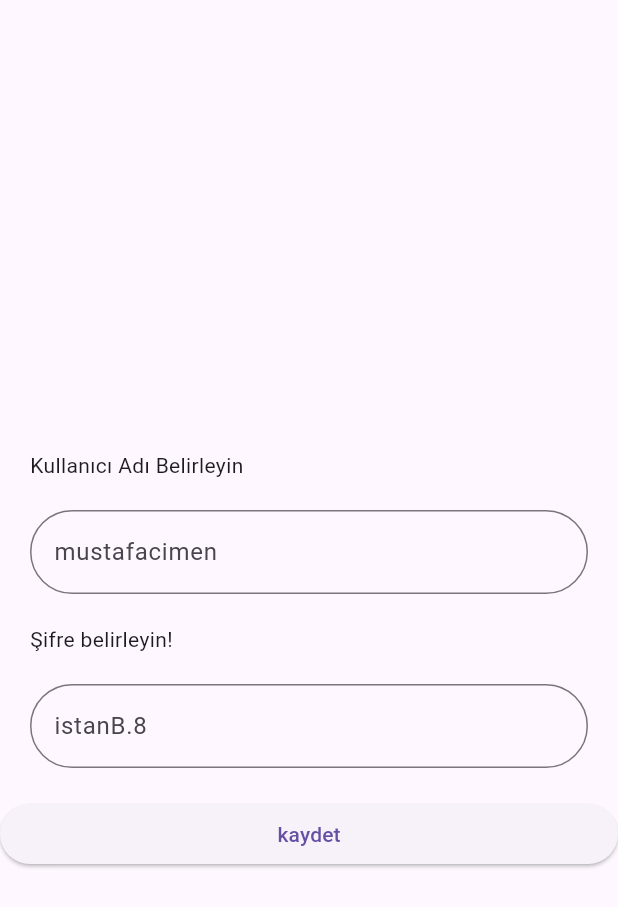
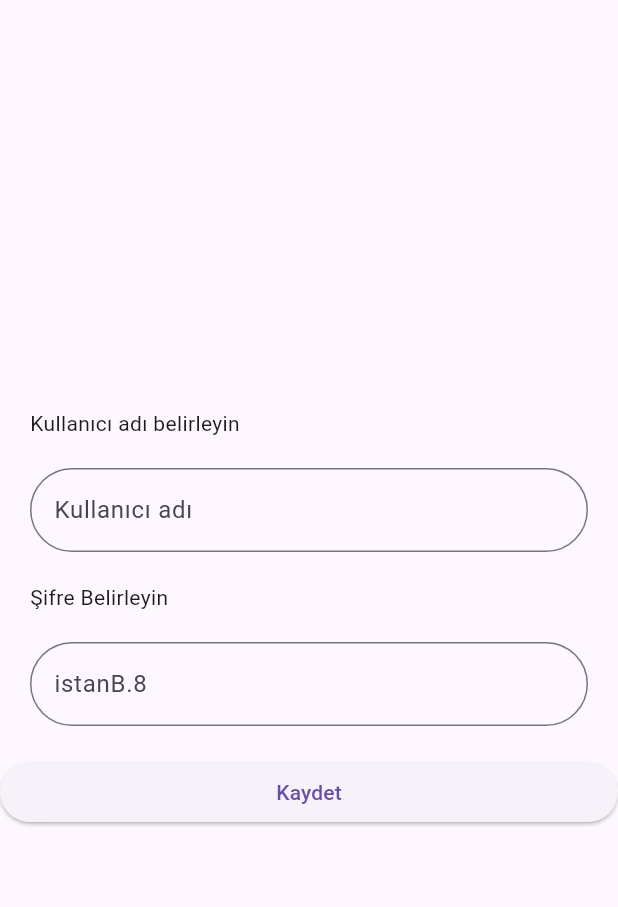
Before and after one commit to Demirzekk/future_basic_examples, a Flutter app: the screen it shows after launch, on a phone screen of 412 x 824 dp. Shown: the top 907 px of the screen. Run offline on Flutter 3.47's test engine with Material 3 defaults, Android fonts, the light colour scheme and no system bars; our stand-ins replace shared_preferences; accounts and stored records are empty.

Commit message:
17 şubat

```diff
--- /dev/null
+++ b/lib/init/constants/app_data.dart
@@ -0,0 +1,10 @@
+import '../enum/app_enum.dart';
+
+Map<ValidationKey, dynamic> validationKey = {
+  ValidationKey.userNameExample: "Kullanıcı adı belirleyin",
+  ValidationKey.passWordKey: "Şifre Belirleyin",
+  ValidationKey.userNameWord: "Kullanıcı adı",
+  ValidationKey.passWordExample: "istanB.8",
+  ValidationKey.passEnter: "Şifre belirleyin",
+  ValidationKey.save: "Kaydet",
+};
--- a/lib/init/enum/app_enum.dart
+++ b/lib/init/enum/app_enum.dart
@@ -4,7 +4,7 @@ enum UserNameStatusEnum {
   userNameMaxChar,
   userNameNotSpecialChar,
   smallChar,
-  maybeContainNum,
+  isStartWithNum,
   userNameBetweenSpace
 }
 
@@ -17,7 +17,7 @@ enum PassStatusEnum {
   passNotEmpty
 }
 
-
-
+enum StatusEnum { idle, waiting, success, failure, timeOut }
+enum ValidationKey { userNameExample, userNameWord, passWordExample,passEnter, passWordKey, save }
 
 enum AssetsImageEnum { loading }
--- a/lib/init/model/user_model.dart
+++ b/lib/init/model/user_model.dart
@@ -1,6 +1,7 @@
 
 
-import '../extension/extensions.dart';
+import '../enum/app_enum.dart';
+
 
 const String userPicture = "https://picsum.photos/1200";
 
--- a/lib/page/future_example3.dart
+++ b/lib/page/future_example3.dart
@@ -5,6 +5,7 @@ import 'dart:developer';
 import 'package:flutter/material.dart';
 
 import '../init/constants/url_constants.dart';
+import '../init/enum/app_enum.dart';
 import '../init/extension/extensions.dart';
 import '../init/model/user_model.dart';
 
--- a/lib/page/future_example4.dart
+++ b/lib/page/future_example4.dart
@@ -1,6 +1,7 @@
 import 'package:flutter/material.dart';
 import 'package:future_basic_examples/init/extension/extensions.dart';
 
+import '../init/constants/app_data.dart';
 import '../init/custom_widgets/custom_text_field_pass.dart';
 import '../init/enum/app_enum.dart';
 
@@ -24,41 +25,10 @@ class _PassWordPageState extends State<PassWordPage> {
   void initState() {
     super.initState();
   }
-  // Future init() async {
-  //   setState(() {});
-  //   passModel.status = PassStatusEnum.idle;
-  //   final formQuery = formKey.currentState;
-  //   if (formQuery?.validate() == false) {
-  //     return passModel.status = PassStatusEnum.invalid;
-  //   }
-
-  //   passModel = PassWordModel(
-  //       password: passWordController.text, userName: userNameController.text);
-  //   passModel.status = PassStatusEnum.valid;
-
-  //   showDialog(
-  //       context: context,
-  //       builder: (_) => AlertDialog(
-  //           title: Text(passModel.status?.passAboutInfo()),
-  //           content: SizedBox(
-  //               height: 100,
-  //               width: 100,
-  //               child: SizedBox(
-  //                   height: 30,
-  //                   width: 30,
-  //                   child: LottieBuilder.asset(
-  //                       AssetsImageEnum.loading.loadingAssets())))));
-
-  //   setState(() {});
-  // }
 
   @override
   Widget build(BuildContext context) {
     return Scaffold(
-      appBar: AppBar(
-          // title: Text(
-          //     "şifre belirleyin ${passModel.status == null ? "" : passModel.status?.passAboutInfo()}"),
-          ),
       body: Column(
         mainAxisAlignment: MainAxisAlignment.center,
         crossAxisAlignment: CrossAxisAlignment.stretch,
@@ -69,8 +39,10 @@ class _PassWordPageState extends State<PassWordPage> {
                 children: [
                   CustomTextFieldPass(
                     controller: userNameController,
-                    hintText: Key.userNameExample.translate(),
-                    title: Key.userNameWord.translate(),
+                    hintText:
+                        validationKey.translate(ValidationKey.userNameWord),
+                    title:
+                        validationKey.translate(ValidationKey.userNameExample),
                     textValidator: (userName) {
                       setState(() {
                         userNameStatusList = userName.userNameValid();
@@ -93,8 +65,9 @@ class _PassWordPageState extends State<PassWordPage> {
                       return passStatusList.first?.passStatusToDesc();
                     },
                     controller: passWordController,
-                    hintText: Key.passWordExample.translate(),
-                    title: Key.passWordKey.translate(),
+                    hintText:
+                        validationKey.translate(ValidationKey.passWordExample),
+                    title: validationKey.translate(ValidationKey.passWordKey),
                   ),
                 ],
               )),
@@ -114,32 +87,9 @@ class _PassWordPageState extends State<PassWordPage> {
                   return;
                 }
               },
-              child: Text(Key.save.translate())),
+              child: Text(validationKey.translate(ValidationKey.save))),
         ],
       ),
     );
   }
 }
-
-// TODO taşınamadı
-enum Key { userNameExample, userNameWord, passWordExample, passWordKey, save }
-
-extension BasicWordX on Key {
-  String translate() {
-    switch (this) {
-      case Key.userNameExample:
-        return "mustafacimen";
-      case Key.userNameWord:
-        return "Kullanıcı Adı Belirleyin";
-
-      case Key.passWordExample:
-        return "istanB.8";
-      case Key.passWordKey:
-        return "Şifre belirleyin!";
-      case Key.save:
-        return "kaydet";
-      default:
-        return "veri yok ";
-    }
-  }
-}
```
Also changed, not shown: lib/init/extension/extensions.dart (+9 -8 lines), lib/init/validator/validator.dart (+92 -6 lines).
